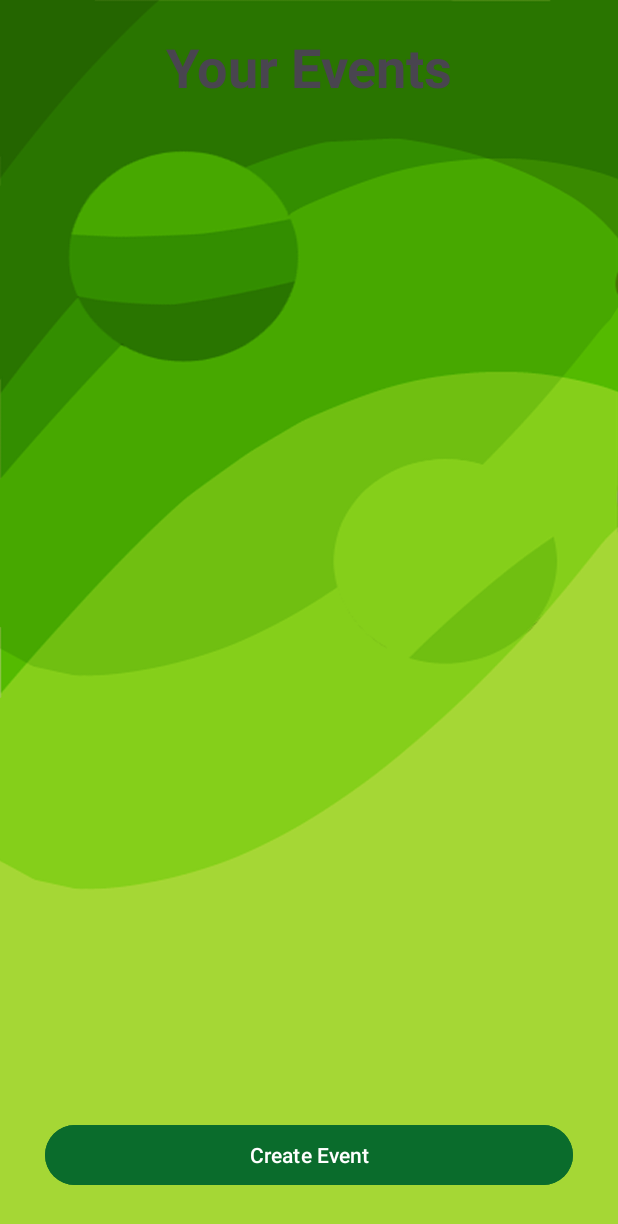
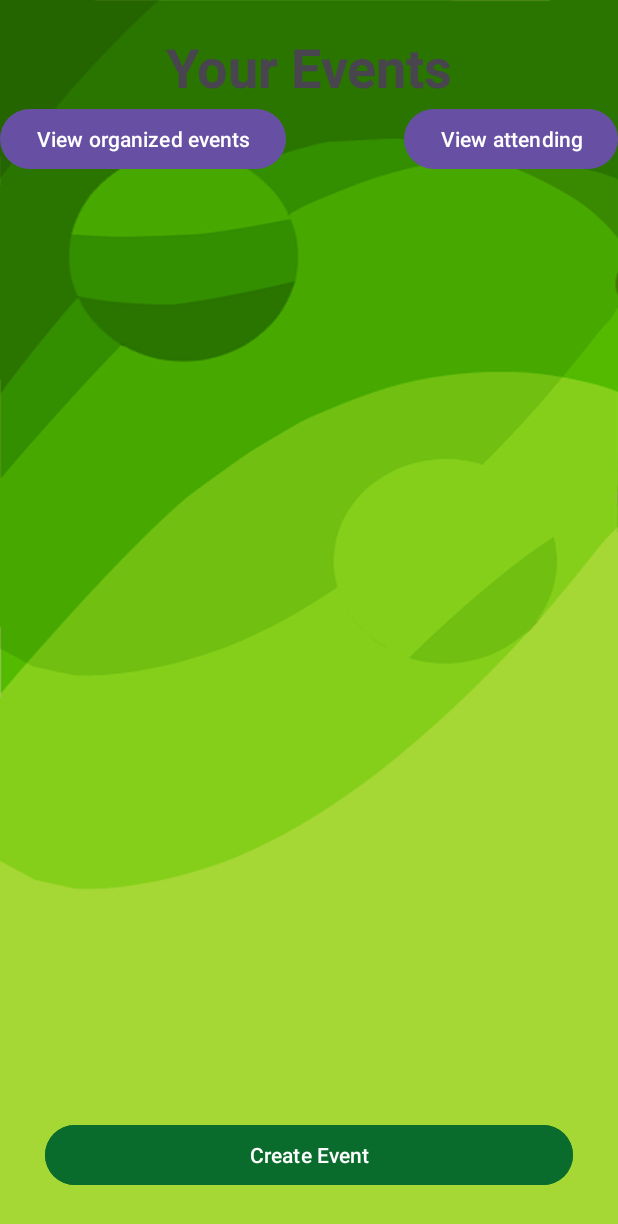
Before and after one commit to NathanThai2201/CollatzCheckIn, an Android app: the screen it shows after launch (MainActivity), on a phone screen of 412 x 824 dp. Shown: the top 1224 px of the screen. Run offline under Robolectric (Android 15) with nearby library versions, the phone set to English and light mode, and no system bars; our stand-ins replace Firebase (no records; nobody signed in at launch, a user with empty details on screens opened directly); libraries missing offline, so code that uses them is left out: org.checkerframework.common.

Commit message:
Only organizer sees there events

```diff
--- a/app/build.gradle.kts
+++ b/app/build.gradle.kts
@@ -39,4 +39,6 @@ dependencies {
     testImplementation("junit:junit:4.13.2")
     androidTestImplementation("androidx.test.ext:junit:1.1.5")
     androidTestImplementation("androidx.test.espresso:espresso-core:3.5.1")
+    androidTestImplementation("androidx.test.ext:junit:1.1.5")
+    androidTestImplementation("androidx.test.espresso:espresso-core:3.5.1")
 }
--- a/app/src/main/java/com/example/collatzcheckin/MainActivity.java
+++ b/app/src/main/java/com/example/collatzcheckin/MainActivity.java
@@ -54,7 +54,11 @@ public class MainActivity extends AppCompatActivity {
                 }
                 if (querySnapshots != null) {
                     eventDataList.clear();
+
                     for (QueryDocumentSnapshot doc : querySnapshots) {
+                        if (!user.getUid().equals(doc.getString("Event Organizer"))) {
+                            continue;
+                        }
                         String eventTitle = doc.getId();
                         String eventOrganizer = (doc.getString("Event Organizer"));
                         String eventDate = doc.getString("Event Date");
--- a/app/src/main/res/layout/event_view_organizer.xml
+++ b/app/src/main/res/layout/event_view_organizer.xml
@@ -49,11 +49,41 @@
             android:id="@+id/event_list_view"
             android:layout_width="0dp"
             android:layout_height="0dp"
+            android:layout_marginTop="50dp"
+            android:layout_marginBottom="10dp"
             app:layout_constraintBottom_toTopOf="@+id/create_event"
+            app:layout_constraintEnd_toEndOf="parent"
+            app:layout_constraintStart_toStartOf="parent"
+            app:layout_constraintTop_toBottomOf="@+id/constraintLayout6">
+
+        </ListView>
+
+        <androidx.constraintlayout.widget.ConstraintLayout
+            android:id="@+id/constraintLayout6"
+            android:layout_width="0dp"
+            android:layout_height="wrap_content"
             app:layout_constraintEnd_toEndOf="parent"
             app:layout_constraintStart_toStartOf="parent"
             app:layout_constraintTop_toBottomOf="@+id/constraintLayout5">
 
-        </ListView>
+            <Button
+                android:id="@+id/attending_button"
+                android:layout_width="wrap_content"
+                android:layout_height="wrap_content"
+                android:text="View attending"
+                app:layout_constraintBottom_toBottomOf="parent"
+                app:layout_constraintEnd_toEndOf="parent"
+                app:layout_constraintTop_toTopOf="parent" />
+
+            <Button
+                android:id="@+id/organizer_button"
+                android:layout_width="0dp"
+                android:layout_height="wrap_content"
+                android:text="View organized events"
+                app:layout_constraintBottom_toBottomOf="parent"
+                app:layout_constraintStart_toStartOf="parent"
+                app:layout_constraintTop_toTopOf="parent" />
+        </androidx.constraintlayout.widget.ConstraintLayout>
+
     </androidx.constraintlayout.widget.ConstraintLayout>
 </androidx.constraintlayout.widget.ConstraintLayout>
```
Also changed, not shown: app/src/main/java/com/example/collatzcheckin/AttendeeDB.java (+14 -2 lines), app/src/main/java/com/example/collatzcheckin/CreateEvent.java (+15 -1 lines), app/src/main/java/com/example/collatzcheckin/Event.java (+62 -1 lines), app/src/main/java/com/example/collatzcheckin/User.java (+25 -23 lines), app/src/main/res/layout/activity_create_event.xml (+8 -0 lines).
